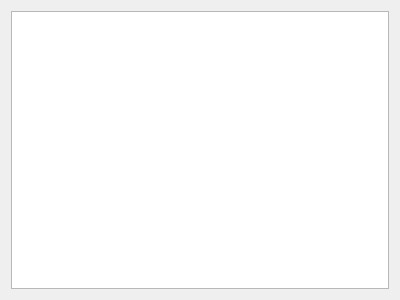
Qt form src/corelayers/accountcreator/accountcreatorprotocols.ui (euroelessar/qutim) before a commit.
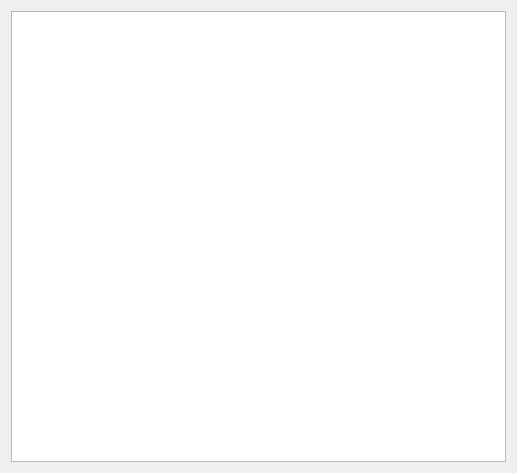
The same form after that commit.

Patch:
```diff
--- a/src/corelayers/accountcreator/accountcreatorprotocols.ui
+++ b/src/corelayers/accountcreator/accountcreatorprotocols.ui
@@ -6,8 +6,8 @@
    <rect>
     <x>0</x>
     <y>0</y>
-    <width>400</width>
-    <height>300</height>
+    <width>517</width>
+    <height>473</height>
    </rect>
   </property>
   <property name="windowTitle">
```
